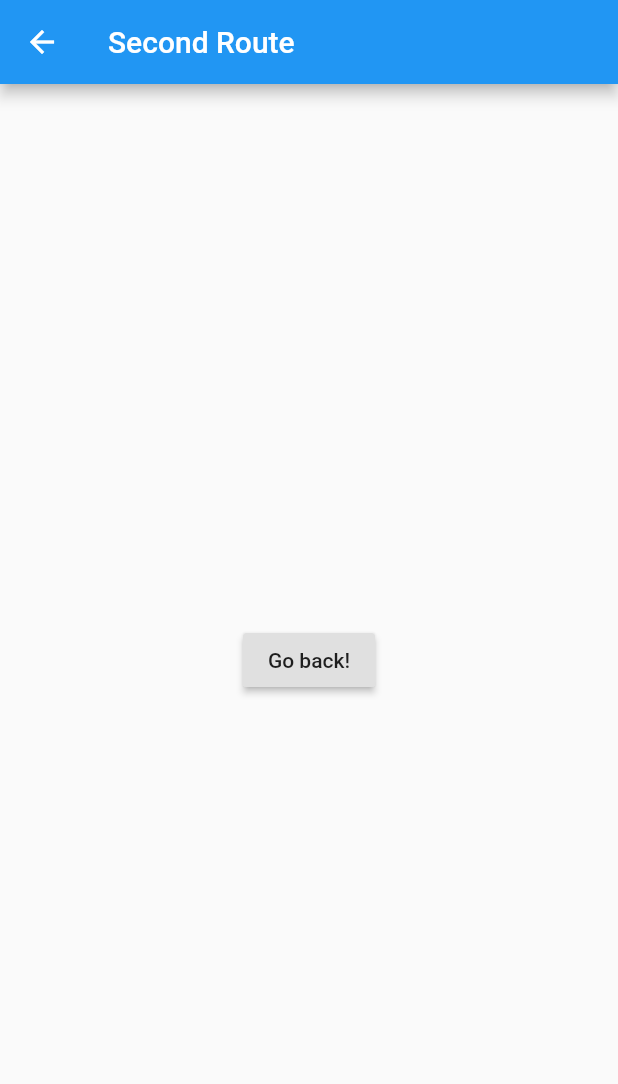
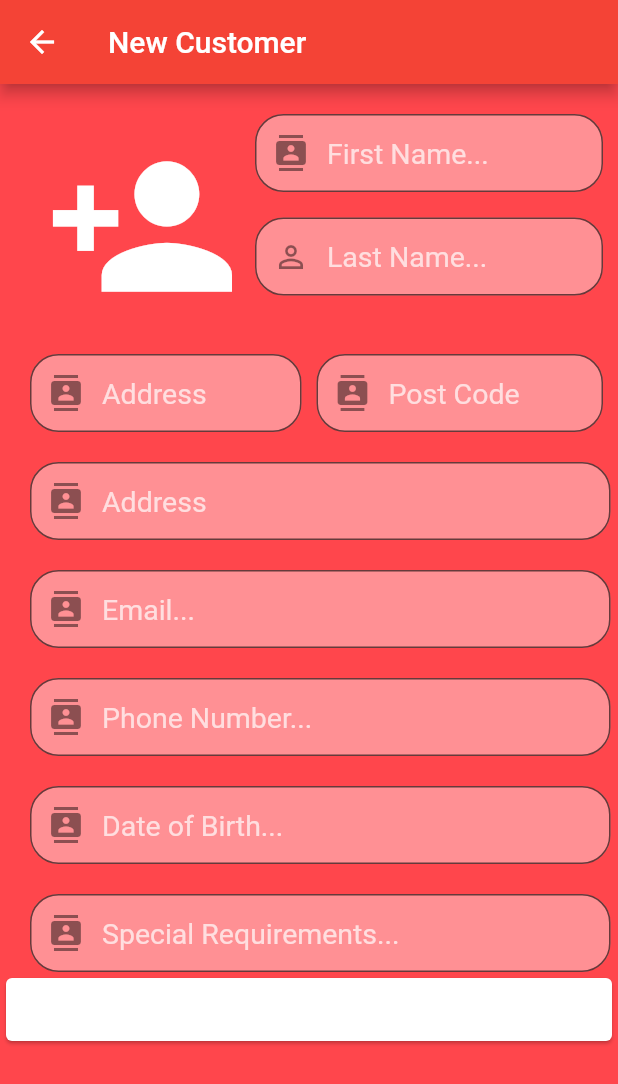
Before and after one commit to brunogrcsada/silver_dawn, a Flutter app: the SecondRoute screen opened directly, on a phone screen of 412 x 824 dp. Shown: the top 1084 px of the screen. Run offline on Flutter 3.47's test engine with Material 2 defaults, Android fonts, the phone set to English and light mode, and no system bars; our stand-ins replace flutter_swiper, sqflite; missing offline and left inert: animator, icon_shadow; accounts and stored records are empty; statements that could not run were skipped.

Commit message:
Improved new customer window with custom text fields. Included database file, and began working on the data retrieval/modal system.

```diff
--- a/lib/AddCustomer.dart
+++ b/lib/AddCustomer.dart
@@ -1,20 +1,151 @@
 import 'package:flutter/material.dart';
+import 'package:sqflite/sqflite.dart';
+
+//MyStructure(id:0,text: 'New Customer', icon: Icons.add_circle, directory: 'assets/customer.png')
+
+class FieldStructure {
+  final IconData icon;
+  final String fieldHint;
+
+  FieldStructure ({this.icon, this.fieldHint});
+}
+
+class CustomField extends StatefulWidget {
+  CustomField({Key key, this.icon, this.fieldHint}) : super(key: key);
+
+  final IconData icon;
+  final String fieldHint;
+
+  @override
+  _CustomFieldState createState() => new _CustomFieldState(icon, fieldHint);
+}
+
+
+class _CustomFieldState extends State<CustomField> {
+  IconData icon;
+  String fieldHint;
+
+  _CustomFieldState(this.icon, this.fieldHint);
+
+  @override
+  Widget build(BuildContext context) {
+    // TODO: implement build
+    return TextField(
+        style: TextStyle(
+          fontSize: 19.0,
+          color: Colors.white,
+        ),
+        decoration: InputDecoration(
+            filled: true,
+            fillColor: Color.fromRGBO(255, 255, 255, 0.4),
+            contentPadding: EdgeInsets.fromLTRB(20.0, 15.0, 20.0, 15.0),
+            prefixIcon: Icon(icon),
+            hintStyle: TextStyle(
+                color: Color.fromRGBO(255, 255, 255, 0.7)
+            ),
+            hintText: fieldHint,
+
+            border: OutlineInputBorder(
+                borderSide: BorderSide(color: Colors.white, width: 2.0),
+                borderRadius: BorderRadius.circular(19.0)),
+
+            focusedBorder: OutlineInputBorder(
+                borderSide: BorderSide(color: Colors.white, width: 2),
+                borderRadius: BorderRadius.circular(19.0)
+            )
+        )
+    );
+  }
+}
 
 class SecondRoute extends StatelessWidget {
   @override
   Widget build(BuildContext context) {
     return Scaffold(
+      backgroundColor: Color.fromRGBO(255, 70, 76, 1),
       appBar: AppBar(
-        title: Text("Second Route"),
+        title: Text("New Customer"),
       ),
-      body: Center(
-        child: RaisedButton(
-          onPressed: () {
-            // Navigate back to first route when tapped.
-          },
-          child: Text('Go back!'),
-        ),
-      ),
+      body: Column(
+        children: <Widget>[
+          Row(
+            crossAxisAlignment: CrossAxisAlignment.start,
+            children: <Widget>[
+              Container(
+                margin: const EdgeInsets.only(top: 30.0, left: 30.0),
+                alignment: Alignment.topLeft,
+                child: Icon(
+                  Icons.person_add,
+                  size: 130,
+                  color: Colors.white,
+                ),
+              ), Expanded(
+                child: Column(
+                  children: <Widget>[
+                    Container(
+                      margin: const EdgeInsets.only(left: 10.0, top: 20.0, right: 10.0),
+                      child: CustomField(icon: Icons.contacts, fieldHint: "First Name..."), // Simple implementation now.
+                    ),
+                    Container(
+                      margin: const EdgeInsets.only(top: 17.0, left: 10.0, right: 10.0),
+                      child: CustomField(icon: Icons.person_outline, fieldHint: "Last Name..."),
+
+                    ),
+                  ],
+                ),
+              ),
+            ],
+          ),Row(
+            crossAxisAlignment: CrossAxisAlignment.start,
+            children: <Widget>[
+
+                Expanded(
+                  child: Container(
+                    margin: const EdgeInsets.only(left: 20.0, top: 20.0, right: 5.0),
+                    child: CustomField(icon: Icons.contacts, fieldHint: "Address"), // Simple implementation now.
+                  ),
+                ), Expanded(
+                child: Container(
+                  margin: const EdgeInsets.only(left: 5.0, top: 20.0, right: 10.0),
+                  child: CustomField(icon: Icons.contacts, fieldHint: "Post Code"), // Simple implementation now.
+                ),
+              )
+            ],
+          ),Container(
+              width: MediaQuery.of(context).size.width,
+              margin: const EdgeInsets.only(left: 20.0, top: 20.0, right: 5.0),
+              child: CustomField(icon: Icons.contacts, fieldHint: "Address"), // Simple implementation now.
+          ),Container(
+            width: MediaQuery.of(context).size.width,
+            margin: const EdgeInsets.only(left: 20.0, top: 20.0, right: 5.0),
+            child: CustomField(icon: Icons.contacts, fieldHint: "Email..."), // Simple implementation now.
+          ),Container(
+            width: MediaQuery.of(context).size.width,
+            margin: const EdgeInsets.only(left: 20.0, top: 20.0, right: 5.0),
+            child: CustomField(icon: Icons.contacts, fieldHint: "Phone Number..."), // Simple implementation now.
+          ),Container(
+            width: MediaQuery.of(context).size.width,
+            margin: const EdgeInsets.only(left: 20.0, top: 20.0, right: 5.0),
+            child: CustomField(icon: Icons.contacts, fieldHint: "Date of Birth..."), // Simple implementation now.
+          ),Container(
+            width: MediaQuery.of(context).size.width,
+            margin: const EdgeInsets.only(left: 20.0, top: 20.0, right: 5.0),
+            child: CustomField(icon: Icons.contacts, fieldHint: "Special Requirements..."), // Simple implementation now.
+          ),Container(
+            width: MediaQuery.of(context).size.width,
+            height: 50,
+            child: GestureDetector(
+              onTap: (){
+
+              },
+              child: Card(
+
+              ),
+            ),
+          )
+
+        ],
+      )
     );
   }
 }
--- /dev/null
+++ b/lib/customers.dart
@@ -0,0 +1,57 @@
+class Customers {
+
+  int _id;
+  String _title;
+  String _description;
+  String _date;
+
+  Customers(this._title, this._date, [this._description] );
+
+  Customers.withId(this._id, this._title, this._date, [this._description]);
+
+  int get id => _id;
+
+  String get title => _title;
+
+  String get description => _description;
+
+  String get date => _date;
+
+
+  set title(String newTitle) {
+    if (newTitle.length <= 255) {
+      this._title = newTitle;
+    }
+  }
+  set description(String newDescription) {
+    if (newDescription.length <= 255) {
+      this._description = newDescription;
+    }
+  }
+
+  set date(String newDate) {
+    this._date = newDate;
+  }
+
+  // Convert a Note object into a Map object
+  Map<String, dynamic> toMap() {
+
+    var map = Map<String, dynamic>();
+    if (id != null) {
+      map['id'] = _id;
+    }
+    map['title'] = _title;
+    map['description'] = _description;
+    map['date'] = _date;
+
+    return map;
+  }
+
+  // Extract a Note object from a Map object
+  Customers.fromMapObject(Map<String, dynamic> map) {
+    this._id = map['id'];
+    this._title = map['title'];
+    this._description = map['description'];
+    this._date = map['date'];
+  }
+}
--- a/lib/main.dart
+++ b/lib/main.dart
@@ -11,7 +11,9 @@ class MyApp extends StatelessWidget {
   @override
   Widget build(BuildContext context) {
     return MaterialApp(
-      title: _title,
+      title: _title,theme: ThemeData(
+        primarySwatch: Colors.red,
+      ),
       home: MyStatefulWidget(),
     );
   }
--- a/pubspec.yaml
+++ b/pubspec.yaml
@@ -18,8 +18,10 @@ environment:
 
 dependencies:
   flutter_swiper: ^1.1.6
+  path_provider: any
   animator: ^1.0.0+1
   icon_shadow: ^1.0.1
+  sqflite: ^1.1.7+1
   flutter:
     sdk: flutter
 
```
Also changed, not shown: lib/database_helper.dart (added, +106 -0 lines), pubspec.lock, 1 other file.
